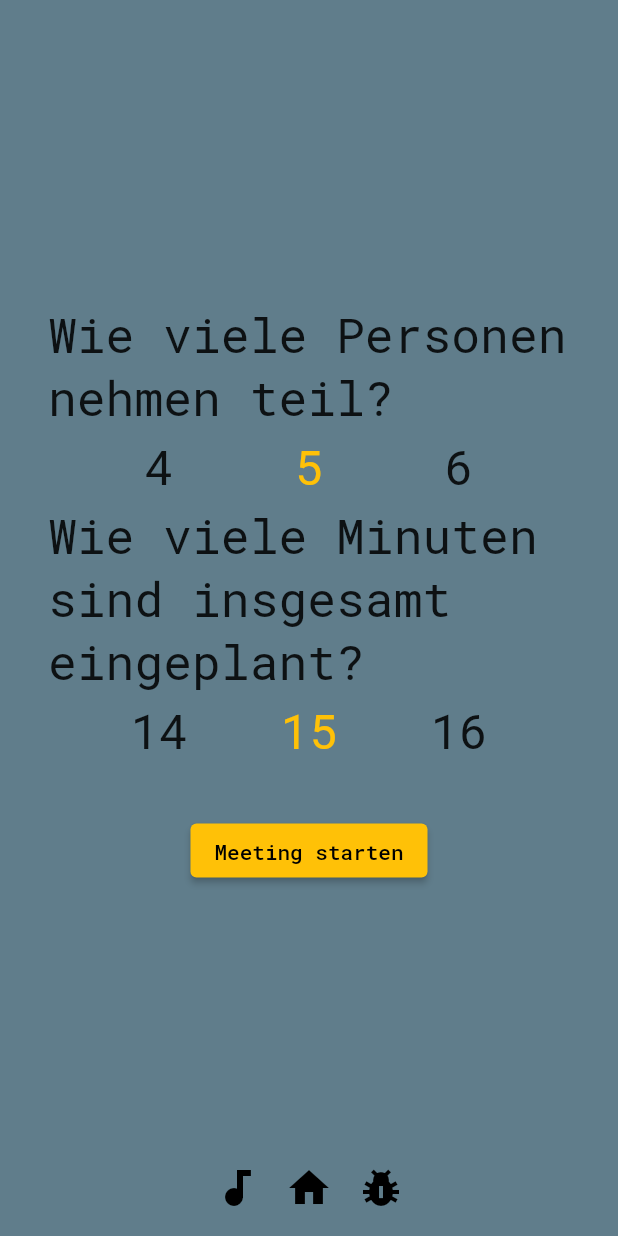
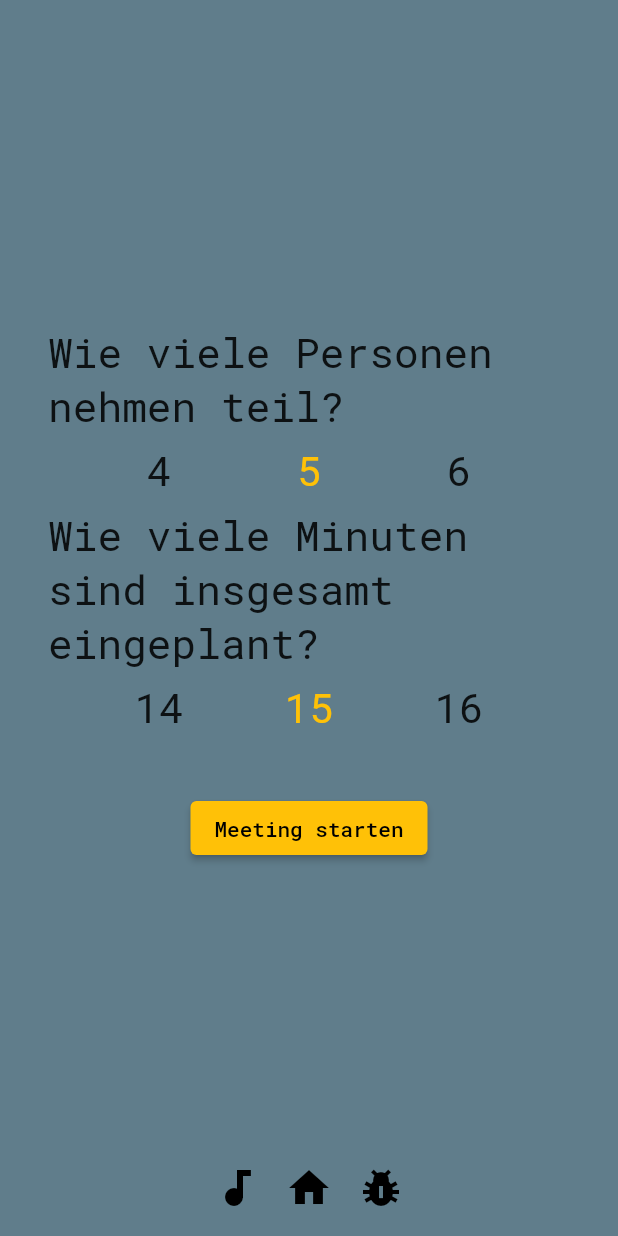
Before and after one commit to mw3155/daily_and_meme, a Flutter app: the screen it shows after launch, on a phone screen of 412 x 824 dp. Run offline on Flutter 3.47's test engine with Material 2 defaults, Android fonts, the light colour scheme and no system bars; drawn by our look-alikes of numberpicker; our stand-ins replace google_fonts; missing offline and left inert: flag.

Commit message:
🚀 font size is now responsive  🚀

```diff
--- a/lib/main.dart
+++ b/lib/main.dart
@@ -20,18 +20,22 @@ class MyApp extends StatelessWidget {
     return MaterialApp(
       navigatorKey: navigatorKey,
       title: 'Daily and Meme',
-      theme: ThemeData(
+      builder: (context, child) {
+        double myResponsiveFontSize =
+            MediaQuery.of(context).size.height / myFontSizeScaleFactor;
+        return Theme(
+          data: ThemeData(
             backgroundColor: Colors.amber,
             scaffoldBackgroundColor: Colors.blueGrey,
             bottomAppBarColor: Colors.amber,
             dialogBackgroundColor: Colors.blueGrey,
             primarySwatch: Colors.amber,
             textTheme: GoogleFonts.robotoMonoTextTheme(textTheme).copyWith(
-          bodyText1: GoogleFonts.robotoMono(fontSize: myFontSizeMed),
-          bodyText2: GoogleFonts.robotoMono(fontSize: myFontSizeMed),
-          caption: GoogleFonts.robotoMono(fontSize: myFontSizeMed),
-          button: GoogleFonts.robotoMono(fontSize: myFontSizeMed),
-          headline6: GoogleFonts.robotoMono(fontSize: myFontSizeMed),
+              bodyText1: GoogleFonts.robotoMono(fontSize: myResponsiveFontSize),
+              bodyText2: GoogleFonts.robotoMono(fontSize: myResponsiveFontSize),
+              caption: GoogleFonts.robotoMono(fontSize: myResponsiveFontSize),
+              button: GoogleFonts.robotoMono(fontSize: myResponsiveFontSize),
+              headline6: GoogleFonts.robotoMono(fontSize: myResponsiveFontSize),
             ),
             elevatedButtonTheme: ElevatedButtonThemeData(
               style: ElevatedButton.styleFrom(primary: Colors.amber),
@@ -39,6 +43,9 @@ class MyApp extends StatelessWidget {
             // primaryColor only for appbar on smartphone?
             primaryColor: Colors.blueGrey,
           ),
+          child: child!,
+        );
+      },
       initialRoute: "/",
       routes: {
         "/": (context) => HomePage(),
@@ -67,8 +74,8 @@ bool isExtraTime = false;
 // styling
 Color color1 = Color(0xff004489);
 Color color2 = Color(0xffF9B200);
-double myFontSizeMed = 32;
-double myFontSizeSmall = 16;
+// gets overwritten by mediaquery
+double myFontSizeScaleFactor = 30;
 // meme stuff
 int memeCounter = 0;
 bool isLanguageGerman = false;
@@ -131,12 +138,14 @@ class _HomePageState extends State<HomePage> {
   }
 
   Widget _buildHomepage() {
+    double myResponsiveFontSize =
+        MediaQuery.of(context).size.height / myFontSizeScaleFactor;
     return Column(
       children: [
         Text("Wie viele Personen nehmen teil?"),
         NumberPicker(
             selectedTextStyle:
-                TextStyle(fontSize: myFontSizeMed, color: Colors.amber),
+                TextStyle(fontSize: myResponsiveFontSize, color: Colors.amber),
             value: nMeetingPersons,
             minValue: 1,
             maxValue: 100,
@@ -147,8 +156,10 @@ class _HomePageState extends State<HomePage> {
                 setState(() => nMeetingPersons = newValue)),
         Text("Wie viele Minuten sind insgesamt eingeplant?"),
         NumberPicker(
-            selectedTextStyle:
-                TextStyle(fontSize: myFontSizeMed, color: Colors.amber),
+            selectedTextStyle: TextStyle(
+              fontSize: myResponsiveFontSize,
+              color: Colors.amber,
+            ),
             value: nMeetingMinutes,
             minValue: 1,
             maxValue: 100,
@@ -450,7 +461,7 @@ class _MemePageState extends State<MemePage> {
               child: Text(currentMemeTitle),
             ),
             Container(
-              alignment: FractionalOffset.centerRight,
+              alignment: FractionalOffset.bottomRight,
               child: TextButton(
                 style: TextButton.styleFrom(backgroundColor: Colors.white70),
                 onPressed: () {
@@ -475,16 +486,7 @@ class _MemePageState extends State<MemePage> {
                 currentMemeImage,
                 //height: 600,
                 height: MediaQuery.of(context).size.height -
-                    (32 +
-                        myFontSizeMed +
-                        0 +
-                        16 +
-                        myFontSizeMed +
-                        32 +
-                        8 +
-                        32 +
-                        8 +
-                        50),
+                    (32 + 32 + 0 + 16 + 32 + 32 + 8 + 32 + 8 + 50),
                 // memetitle + padding to buttons + ... + 50 (magic number..)
                 fit: BoxFit.contain,
               ),
```
Lines whose indentation alone changed are shown as unchanged.
